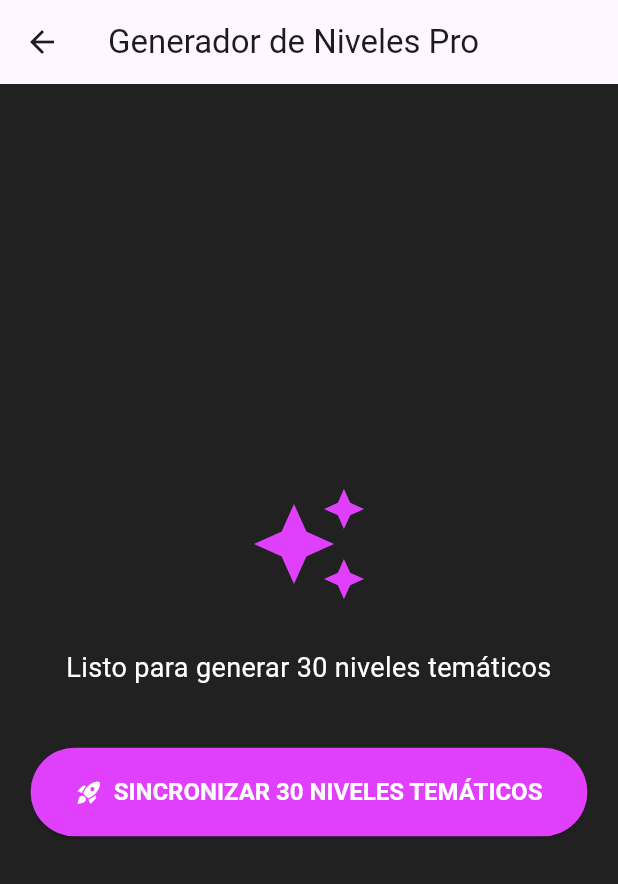
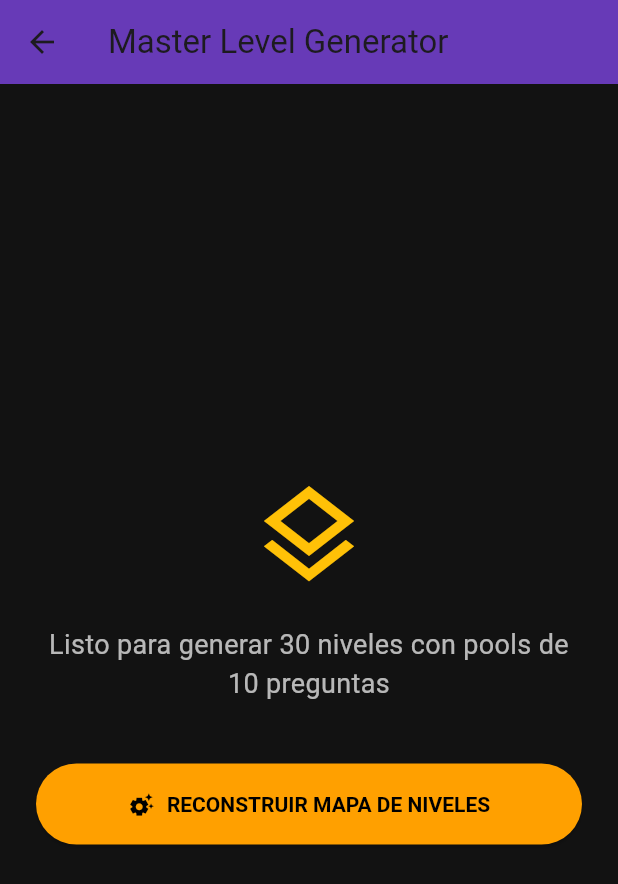
Before and after one commit to padredemellis/trivia-mvp, a Flutter app: the LevelGenerator screen opened directly, on a phone screen of 412 x 824 dp. Shown: the top 884 px of the screen. Run offline on Flutter 3.47's test engine with Material 3 defaults, Android fonts, the phone set to English and light mode, and no system bars; our stand-ins replace cloud_firestore, firebase_auth, firebase_core, get_it, google_sign_in; accounts and stored records are empty.

Commit message:
completed base data

```diff
--- a/Proyect-trivia/mvp/lib/data/models/question.dart
+++ b/Proyect-trivia/mvp/lib/data/models/question.dart
@@ -1,4 +1,5 @@
 import 'package:mvp/core/enums/question_type.dart';
+
 
 /// Representa una pregunta de opción múltiple del juego.
 ///
--- a/Proyect-trivia/mvp/lib/domain/use-cases/start_node_use_case.dart
+++ b/Proyect-trivia/mvp/lib/domain/use-cases/start_node_use_case.dart
@@ -39,7 +39,7 @@ class StartNodeUseCase {
   /// Proceso:
   /// 1. Obtiene el nodo desde Firestore
   /// 2. Valida que el nodo existe
-  /// 3. Selecciona 5 preguntas al azar del pool
+  /// 3. Selecciona la cantidad de preguntas definida en el nodo (questionsToShow) al azar del pool
   /// 4. Obtiene las preguntas completas
   /// 5. Crea una nueva GameSession
   /// 6. Guarda la sesión y limpia sesiones antiguas
@@ -52,7 +52,7 @@ class StartNodeUseCase {
     if (node == null) {
       throw Exception('Node $nodeId not found');
     }
-    List<String> selectedIds = node.poolQuestionIds.sample(3);
+    List<String> selectedIds = node.poolQuestionIds.sample(node.questionsToShow);
     List<Question> questions = await _questionRepository.getQuestionsByIds(
       selectedIds,
     );
--- a/Proyect-trivia/mvp/lib/level_generator.dart
+++ b/Proyect-trivia/mvp/lib/level_generator.dart
@@ -10,71 +10,76 @@ class LevelGenerator extends StatefulWidget {
 
 class _LevelGeneratorState extends State<LevelGenerator> {
   bool _uploading = false;
-  String _status = "Listo para generar 30 niveles temáticos";
+  String _status = "Listo para generar 30 niveles con pools de 10 preguntas";
 
-  // Temas que coinciden con las categorías de tus preguntas en el JSON
-  final List<String> themes = ['Cultura', 'Ciencias', 'Actualidad', 'Hobbies'];
+  // Categorías exactas de tu JSON de 600 preguntas
+  final List<String> themes = [
+    'Historia',
+    'Actualidad',
+    'Arte y Entretenimiento',
+    'Ciencias Naturales',
+    'Ciencias Sociales',
+    'Deportes'
+  ];
 
   Future<void> generateAndUploadLevels() async {
     setState(() {
       _uploading = true;
-      _status = "1. Leyendo preguntas de Firebase...";
+      _status = "1. Leyendo base de datos de preguntas...";
     });
 
     final firestore = FirebaseFirestore.instance;
 
     try {
-      // 1. Descargamos TODAS las preguntas que subiste para clasificarlas
+      // 1. Descargar todas las preguntas para clasificarlas en memoria
       final questionsSnap = await firestore.collection('questions').get();
-      final allQuestions = questionsSnap.docs;
+      final allDocs = questionsSnap.docs;
 
-      if (allQuestions.isEmpty) {
-        throw "No se encontraron preguntas en la colección 'questions'. Súbelas primero con el DataUploader.";
+      if (allDocs.isEmpty) {
+        throw "No hay preguntas en 'questions'. Súbelas primero.";
       }
 
-      // 2. Organizamos los IDs de las preguntas en "bolsas" por categoría
-      Map<String, List<String>> questionsByCategory = {
-        'Cultura': [],
-        'Ciencias': [],
-        'Actualidad': [],
-        'Hobbies': [],
-      };
+      // 2. Organizar IDs por categoría
+      Map<String, List<String>> questionsByCategory = {};
+      for (var theme in themes) {
+        questionsByCategory[theme] = [];
+      }
 
-      for (var doc in allQuestions) {
+      for (var doc in allDocs) {
         final data = doc.data();
-        String cat = data['category'] ?? 'Cultura'; // Por defecto Cultura si no tiene
-
+        String cat = data['category'] ?? 'Historia';
         if (questionsByCategory.containsKey(cat)) {
           questionsByCategory[cat]!.add(doc.id);
         }
       }
 
       setState(() {
-        _status = "2. Clasificación lista. Subiendo niveles...";
+        _status = "2. Clasificación completa. Subiendo nodos...";
       });
 
       final batch = firestore.batch();
 
-      // 3. Generamos los 30 niveles con lógica de filtrado
+      // 3. Generar 30 niveles temáticos
       for (int i = 1; i <= 30; i++) {
-        // Determinamos el tema del nivel según el orden del mapa (1:Cultura, 2:Ciencias...)
+        // Rotación de temas (1: Historia, 2: Actualidad, etc.)
         String currentTheme = themes[(i - 1) % themes.length];
 
-        // Obtenemos las preguntas que pertenecen SOLO a este tema
+        // Obtener preguntas del tema y mezclarlas
         List<String> thematicPool = List.from(questionsByCategory[currentTheme] ?? []);
-
-        // Mezclamos las preguntas del tema para que no siempre salgan las mismas
         thematicPool.shuffle();
 
-        // Tomamos hasta 4 preguntas para el pool de este nivel (el motor elegirá 2 al azar luego)
-        List<String> selectedPoolIds = thematicPool.take(4).toList();
+        // --- CONFIGURACIÓN DE POOL (10) Y MUESTRA (3) ---
+        List<String> selectedIds = thematicPool.take(10).toList();
 
-        // Si el pool temático está vacío (error de carga), usamos preguntas aleatorias como backup
-        if (selectedPoolIds.isEmpty) {
-          selectedPoolIds = (allQuestions..shuffle()).take(3).map((d) => d.id).toList();
+        // Fallback: Si por alguna razón hay menos de 10 en la categoría, rellenar con azar
+        if (selectedIds.length < 10) {
+          var randomBackfill = (allDocs.toList()..shuffle())
+              .take(10 - selectedIds.length)
+              .map((d) => d.id);
+          selectedIds.addAll(randomBackfill);
         }
 
-        // Configuración progresiva
+        // Dificultad y recompensas según el progreso
         String difficulty = "easy";
         int coins = 100;
         if (i > 10) { difficulty = "medium"; coins = 200; }
@@ -83,71 +88,72 @@ class _LevelGeneratorState extends State<LevelGenerator> {
         DocumentReference docRef = firestore.collection('nodes').doc(i.toString());
 
         batch.set(docRef, {
-          "nodeId": i,                 // int
-          "title": currentTheme,       // string
-          "description": "Desafío de $currentTheme",
+          "nodeId": i,
+          "title": "Nivel $i: $currentTheme",
+          "description": "Reto de $currentTheme",
+          "category": currentTheme,
           "difficulty": difficulty,
-          "questionsToShow": 2,        // int (cuántas preguntas debe responder el usuario)
-          "rewardCoins": coins,        // int
-          "poolQuestionIds": selectedPoolIds, // array de strings (IDs de preguntas del tema)
+          "questionsToShow": 3,
+          "rewardCoins": coins,
+          "poolQuestionIds": selectedIds,
         });
       }
 
-      // 4. Ejecutar la subida masiva
+      // 4. Commit final
       await batch.commit();
 
       setState(() {
-        _status = "¡Éxito! 30 niveles creados.\nCada nivel tiene sus temas correctos.";
+        _status = "¡Éxito! 30 niveles creados.\nCada uno con 10 preguntas de pool y 3 a responder.";
       });
 
     } catch (e) {
-      setState(() {
-        _status = "Error crítico: $e";
-      });
-      print(e);
+      setState(() => _status = "Error: $e");
+      print("Error en LevelGenerator: $e");
     } finally {
-      setState(() {
-        _uploading = false;
-      });
+      setState(() => _uploading = false);
     }
   }
 
   @override
   Widget build(BuildContext context) {
     return Scaffold(
-      backgroundColor: Colors.grey[900],
-      appBar: AppBar(title: const Text("Generador de Niveles Pro")),
+      backgroundColor: const Color(0xFF121212),
+      appBar: AppBar(
+        title: const Text("Master Level Generator"),
+        backgroundColor: Colors.deepPurple,
+      ),
       body: Padding(
-        padding: const EdgeInsets.all(20.0),
-        child: Center(
+        padding: const EdgeInsets.all(24.0),
         child: Column(
           mainAxisAlignment: MainAxisAlignment.center,
           children: [
-              const Icon(Icons.auto_awesome, size: 80, color: Colors.purpleAccent),
-              const SizedBox(height: 30),
+            const Icon(Icons.layers_outlined, size: 80, color: Colors.amber),
+            const SizedBox(height: 20),
             Text(
               _status,
               textAlign: TextAlign.center,
-                style: const TextStyle(fontSize: 18, color: Colors.white),
+              style: const TextStyle(fontSize: 18, color: Colors.white70),
             ),
             const SizedBox(height: 40),
             _uploading
-                  ? const CircularProgressIndicator(color: Colors.purpleAccent)
-                  : ElevatedButton.icon(
+                ? const CircularProgressIndicator(color: Colors.amber)
+                : SizedBox(
+                    width: double.infinity,
+                    child: ElevatedButton.icon(
                       onPressed: generateAndUploadLevels,
-                      icon: const Icon(Icons.rocket_launch),
-                      label: const Text("SINCRONIZAR 30 NIVELES TEMÁTICOS"),
+                      icon: const Icon(Icons.settings_suggest),
+                      label: const Text("RECONSTRUIR MAPA DE NIVELES"),
                       style: ElevatedButton.styleFrom(
-                        backgroundColor: Colors.purpleAccent,
-                        foregroundColor: Colors.white,
-                        padding: const EdgeInsets.symmetric(horizontal: 30, vertical: 20),
-                        textStyle: const TextStyle(fontSize: 16, fontWeight: FontWeight.bold),
+                        backgroundColor: Colors.amber[700],
+                        foregroundColor: Colors.black,
+                        padding: const EdgeInsets.symmetric(vertical: 18),
+                        textStyle: const TextStyle(fontWeight: FontWeight.bold),
+                      ),
                     ),
                   ),
           ],
         ),
       ),
-      ),
     );
   }
 }
--- a/Proyect-trivia/mvp/lib/main.dart
+++ b/Proyect-trivia/mvp/lib/main.dart
@@ -2,8 +2,8 @@ import 'package:flutter/material.dart';
 import 'package:firebase_core/firebase_core.dart';
 import 'firebase_options.dart';
 import 'package:mvp/core/di/injection_container.dart' as di;
-//import 'presentation/controllers/game_orchestrator.dart';
-import 'package:mvp/uploader.dart';
+import 'presentation/controllers/game_orchestrator.dart';
+
 
 void main() async {
   WidgetsFlutterBinding.ensureInitialized();
@@ -18,7 +18,7 @@ void main() async {
     MaterialApp(
       debugShowCheckedModeBanner: false,
       //home: const GameOrchestrator(),
-      home: DataUploader(),
+      home: const GameOrchestrator(),
     ),
   );
 }
--- a/Proyect-trivia/mvp/pubspec.yaml
+++ b/Proyect-trivia/mvp/pubspec.yaml
@@ -68,6 +68,7 @@ flutter:
   # To add assets to your application, add an assets section, like this:
   assets:
    - assets/images/
+   - lib/questions.json
 
   # An image asset can refer to one or more resolution-specific "variants", see
   # https://flutter.dev/to/resolution-aware-images
```
Also changed, not shown: Proyect-trivia/mvp/lib/uploader.dart (+4 -4 lines). Lines whose indentation alone changed are shown as unchanged.
